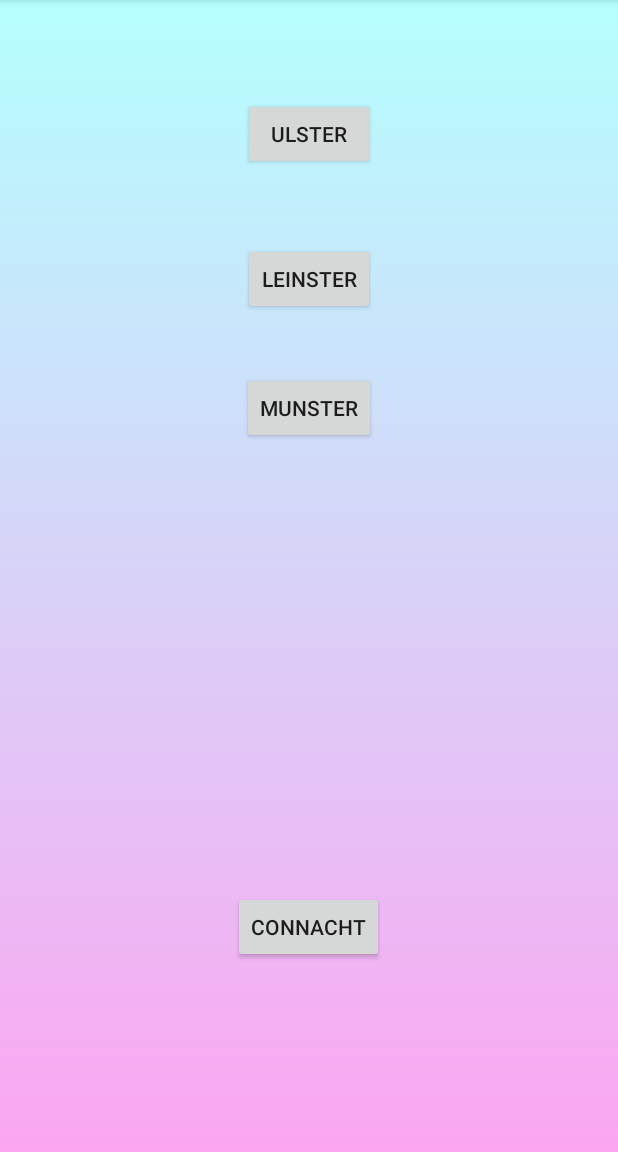
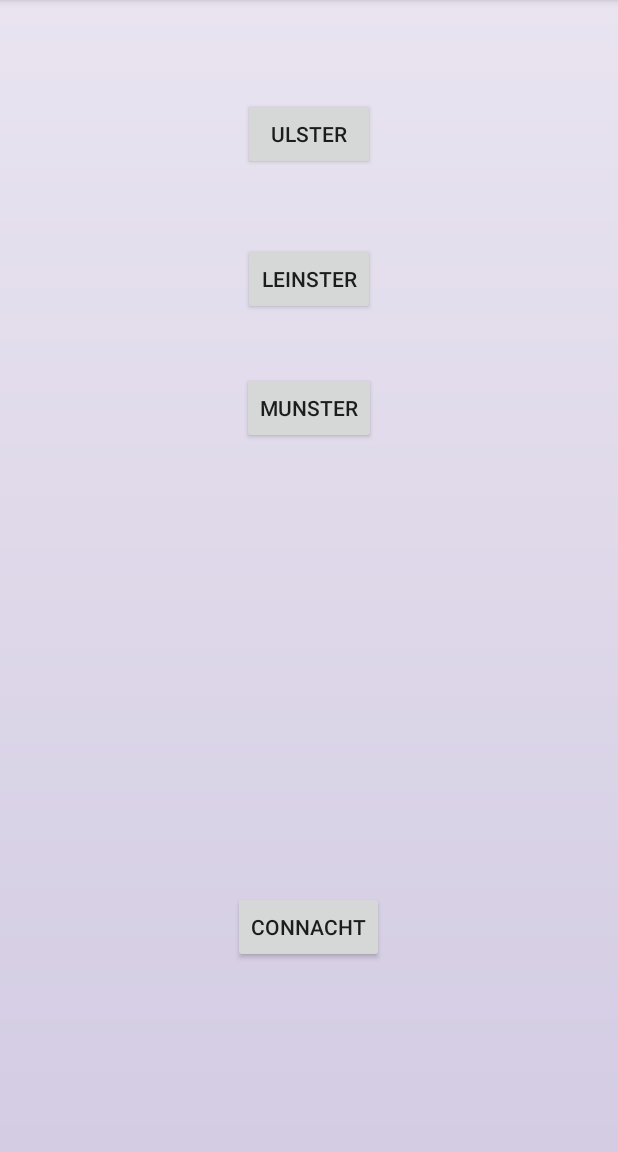
Before and after one commit to eriksburka/Final-Year-Project, an Android app: the screen it shows after launch (InquiryPage1Activity), on a phone screen of 412 x 824 dp, the part 84-1236 px from its top. Run offline under Robolectric (Android 15) with nearby library versions, the phone set to English and light mode, and no system bars.

Commit message:
Buttons and Background

```diff
--- a/app/src/main/res/drawable/background_colour.xml
+++ b/app/src/main/res/drawable/background_colour.xml
@@ -1,8 +1,12 @@
 <?xml version="1.0" encoding="utf-8"?>
 <shape xmlns:android="http://schemas.android.com/apk/res/android"
     android:shape="rectangle">
+    <!--<gradient-->
+        <!--android:startColor="#FCA5F1"-->
+        <!--android:endColor="#B5FFFF"-->
+        <!--android:angle="90"/>-->
     <gradient
-        android:startColor="#FCA5F1"
-        android:endColor="#B5FFFF"
+        android:startColor="#d3cce3"
+        android:endColor="#e9e4f0"
         android:angle="90"/>
 </shape>
```
Also changed, not shown: app/src/main/res/drawable/button_shape.xml (added, +10 -0 lines), app/src/main/res/drawable/button_shape2.xml (added, +10 -0 lines).
